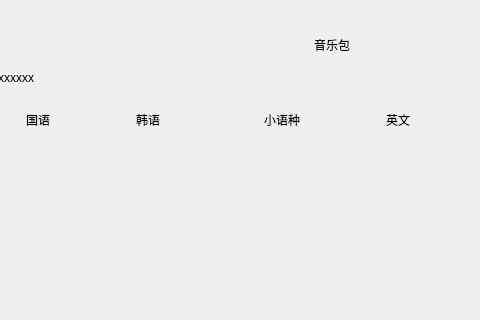
Qt form src/XMusic/ui/medialibdlg.ui (1028417/XMusic) before a commit; both pictures show x 310 to 790 and y 0 to 320 of the 1088 by 500 pixel window.
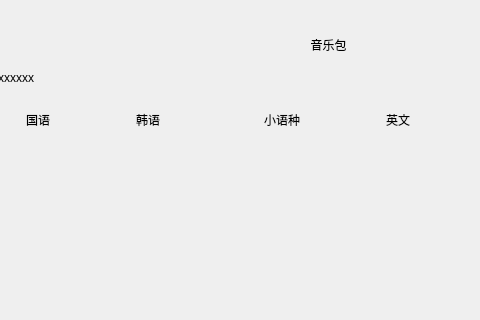
The same form after that commit. Icons and pictures are not drawn. Custom widgets are drawn as their Qt base class.

Diff of the .ui file:
```diff
--- a/src/XMusic/ui/medialibdlg.ui
+++ b/src/XMusic/ui/medialibdlg.ui
@@ -255,7 +255,7 @@
     </rect>
    </property>
    <property name="text">
-    <string>音乐包</string>
+    <string> 音乐包 </string>
    </property>
    <property name="alignment">
     <set>Qt::AlignRight|Qt::AlignTrailing|Qt::AlignVCenter</set>
```
